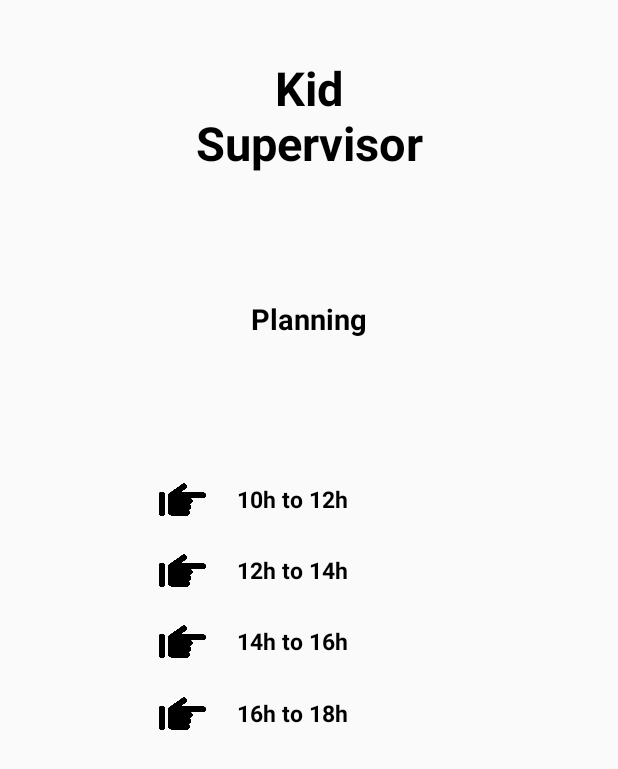
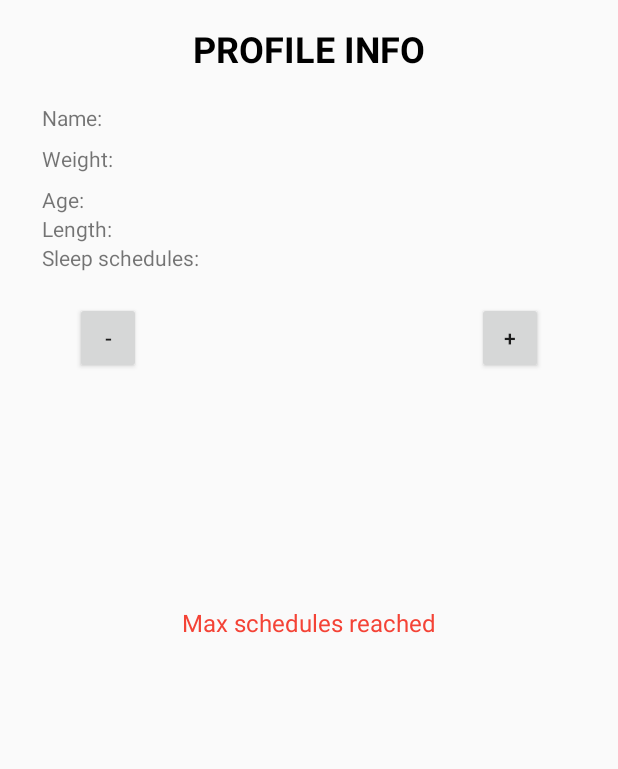
Before and after one commit to ahmedely/Android-App, an Android app: the layout fragment_home.xml on its own in the app's theme, with its tools: preview values and no code run, on a phone screen of 412 x 824 dp. Shown: the top 769 px of the screen. Run offline under Robolectric (Android 15) with nearby library versions, the phone set to English and light mode, and no system bars.

Commit message:
Update fragment_home.xml

```diff
--- a/KidSupervisorapp/app/src/main/res/layout/fragment_home.xml
+++ b/KidSupervisorapp/app/src/main/res/layout/fragment_home.xml
@@ -1,160 +1,149 @@
 <?xml version="1.0" encoding="utf-8"?>
 <androidx.constraintlayout.widget.ConstraintLayout xmlns:android="http://schemas.android.com/apk/res/android"
+    xmlns:app="http://schemas.android.com/apk/res-auto"
     xmlns:tools="http://schemas.android.com/tools"
     android:layout_width="match_parent"
     android:layout_height="match_parent"
-    xmlns:app="http://schemas.android.com/apk/res-auto"
-    tools:context=".HomeFragment">
+    tools:context=".HomeFragment"
+    tools:layout_editor_absoluteX="3dp"
+    tools:layout_editor_absoluteY="-66dp">
+
+
     <TextView
+        android:id="@+id/pageName"
         android:layout_width="wrap_content"
         android:layout_height="wrap_content"
+        android:layout_marginTop="16dp"
         android:gravity="center"
-        android:text="Kid\nSupervisor"
+        android:text="PROFILE INFO"
         android:textColor="@color/black"
-        android:textSize="@dimen/_24sdp"
+        android:textSize="24sp"
         android:textStyle="bold"
-        app:layout_constraintBottom_toBottomOf="parent"
         app:layout_constraintEnd_toEndOf="parent"
         app:layout_constraintStart_toStartOf="parent"
-        app:layout_constraintTop_toTopOf="parent"
-        app:layout_constraintVertical_bias="0.05" />
+        app:layout_constraintTop_toTopOf="parent" />
 
     <TextView
-        android:id="@+id/textView"
+        android:id="@+id/weightText"
         android:layout_width="wrap_content"
         android:layout_height="wrap_content"
-        android:gravity="center"
-        android:text="Planning"
-        android:textColor="@color/black"
-        android:textSize="@dimen/_15sdp"
-        android:textStyle="bold"
-        app:layout_constraintBottom_toBottomOf="parent"
-        app:layout_constraintEnd_toEndOf="parent"
+        android:layout_marginTop="8dp"
+        android:text="Weight:"
+        app:layout_constraintStart_toStartOf="@+id/nameText"
+        app:layout_constraintTop_toBottomOf="@+id/nameText" />
+
+    <TextView
+        android:id="@+id/nameText"
+        android:layout_width="wrap_content"
+        android:layout_height="wrap_content"
+        android:layout_marginStart="28dp"
+        android:layout_marginTop="20dp"
+        android:text="Name:"
         app:layout_constraintStart_toStartOf="parent"
-        app:layout_constraintTop_toTopOf="parent"
-        app:layout_constraintVertical_bias="0.25" />
+        app:layout_constraintTop_toBottomOf="@+id/pageName" />
+
+    <TextView
+        android:id="@+id/ageText"
+        android:layout_width="wrap_content"
+        android:layout_height="wrap_content"
+        android:layout_marginTop="8dp"
+        android:text="Age:"
+        app:layout_constraintStart_toStartOf="@+id/nameText"
+        app:layout_constraintTop_toBottomOf="@+id/weightText" />
+
+    <TextView
+        android:id="@+id/lengthText"
+        android:layout_width="wrap_content"
+        android:layout_height="wrap_content"
+        android:text="Length:"
+        app:layout_constraintStart_toStartOf="@+id/ageText"
+        app:layout_constraintTop_toBottomOf="@+id/ageText" />
 
 
-    <LinearLayout
+    <TextView
+        android:id="@+id/scheduleText"
         android:layout_width="wrap_content"
         android:layout_height="wrap_content"
-        android:orientation="horizontal"
-        app:layout_constraintHorizontal_bias="0.4"
-        app:layout_constraintBottom_toBottomOf="parent"
-        app:layout_constraintEnd_toEndOf="parent"
-        app:layout_constraintStart_toStartOf="parent"
-        app:layout_constraintTop_toTopOf="parent"
-        app:layout_constraintVertical_bias="0.4">
+        android:text="Sleep schedules:"
+        app:layout_constraintStart_toStartOf="@+id/lengthText"
+        app:layout_constraintTop_toBottomOf="@+id/lengthText" />
 
-        <ImageView
-            android:layout_width="@dimen/_24sdp"
-            android:layout_height="@dimen/_24sdp"
-            android:layout_gravity="center_vertical"
-            android:src="@drawable/pointing" />
-
-
-        <TextView
-            android:layout_width="wrap_content"
-            android:layout_height="wrap_content"
-            android:maxLines="1"
-            android:text="10h to 12h"
-            android:layout_gravity="center_vertical"
-            android:paddingHorizontal="@dimen/_16sdp"
-            android:singleLine="true"
-            android:textColor="@color/black"
-            android:textSize="@dimen/_12sdp"
-            android:textStyle="bold" />
-    </LinearLayout>
-    <LinearLayout
+    <TextView
+        android:id="@+id/schd5"
         android:layout_width="wrap_content"
         android:layout_height="wrap_content"
-        android:orientation="horizontal"
-        app:layout_constraintHorizontal_bias="0.4"
-        app:layout_constraintBottom_toBottomOf="parent"
-        app:layout_constraintEnd_toEndOf="parent"
-        app:layout_constraintStart_toStartOf="parent"
-        app:layout_constraintTop_toTopOf="parent"
-        app:layout_constraintVertical_bias="0.46">
+        android:layout_marginTop="10dp"
+        android:textSize="20dp"
+        app:layout_constraintStart_toStartOf="@+id/schd4"
+        app:layout_constraintTop_toBottomOf="@+id/schd4" />
 
-        <ImageView
-            android:layout_width="@dimen/_24sdp"
-            android:layout_height="@dimen/_24sdp"
-            android:layout_gravity="center_vertical"
-            android:src="@drawable/pointing" />
-
-
-        <TextView
-            android:layout_width="wrap_content"
-            android:layout_height="wrap_content"
-            android:maxLines="1"
-            android:text="12h to 14h"
-            android:layout_gravity="center_vertical"
-            android:paddingHorizontal="@dimen/_16sdp"
-            android:singleLine="true"
-            android:textColor="@color/black"
-            android:textSize="@dimen/_12sdp"
-            android:textStyle="bold" />
-    </LinearLayout>
-    <LinearLayout
+    <TextView
+        android:id="@+id/errorTxt"
         android:layout_width="wrap_content"
         android:layout_height="wrap_content"
-        android:orientation="horizontal"
-        app:layout_constraintHorizontal_bias="0.4"
-        app:layout_constraintBottom_toBottomOf="parent"
-        app:layout_constraintEnd_toEndOf="parent"
-        app:layout_constraintStart_toStartOf="parent"
-        app:layout_constraintTop_toTopOf="parent"
-        app:layout_constraintVertical_bias="0.52">
+        android:layout_marginTop="16dp"
+        android:text="Max schedules reached"
+        android:textColor="#F44336"
+        android:textSize="16dp"
+        app:layout_constraintEnd_toEndOf="@+id/schd5"
+        app:layout_constraintHorizontal_bias="0.454"
+        app:layout_constraintStart_toStartOf="@+id/schd5"
+        app:layout_constraintTop_toBottomOf="@+id/schd5" />
 
-        <ImageView
-            android:layout_width="@dimen/_24sdp"
-            android:layout_height="@dimen/_24sdp"
-            android:layout_gravity="center_vertical"
-            android:src="@drawable/pointing" />
-
-
-        <TextView
-            android:layout_width="wrap_content"
-            android:layout_height="wrap_content"
-            android:maxLines="1"
-            android:text="14h to 16h"
-            android:layout_gravity="center_vertical"
-            android:paddingHorizontal="@dimen/_16sdp"
-            android:singleLine="true"
-            android:textColor="@color/black"
-            android:textSize="@dimen/_12sdp"
-            android:textStyle="bold" />
-    </LinearLayout>
-    <LinearLayout
+    <TextView
+        android:id="@+id/schd4"
         android:layout_width="wrap_content"
         android:layout_height="wrap_content"
-        android:orientation="horizontal"
-        app:layout_constraintHorizontal_bias="0.4"
-        app:layout_constraintBottom_toBottomOf="parent"
+        android:layout_marginTop="10dp"
+        android:textSize="20dp"
+        app:layout_constraintStart_toStartOf="@+id/schd3"
+        app:layout_constraintTop_toBottomOf="@+id/schd3" />
+
+    <TextView
+        android:id="@+id/schd3"
+        android:layout_width="wrap_content"
+        android:layout_height="wrap_content"
+        android:layout_marginTop="10dp"
+        android:textSize="20dp"
+        app:layout_constraintStart_toStartOf="@+id/schd2"
+        app:layout_constraintTop_toBottomOf="@+id/schd2" />
+
+    <TextView
+        android:id="@+id/schd2"
+        android:layout_width="wrap_content"
+        android:layout_height="wrap_content"
+        android:layout_marginTop="10dp"
+        android:textSize="20dp"
+        app:layout_constraintStart_toStartOf="@+id/schd1"
+        app:layout_constraintTop_toBottomOf="@+id/schd1" />
+
+    <TextView
+        android:id="@+id/schd1"
+        android:layout_width="wrap_content"
+        android:layout_height="wrap_content"
+        android:layout_marginTop="10dp"
+        android:textSize="20dp"
+        app:layout_constraintEnd_toStartOf="@+id/addSchedule"
+        app:layout_constraintStart_toEndOf="@+id/removeSchedule"
+        app:layout_constraintTop_toTopOf="@+id/removeSchedule" />
+
+    <Button
+        android:id="@+id/removeSchedule"
+        android:layout_width="44dp"
+        android:layout_height="wrap_content"
+        android:layout_marginStart="50dp"
+        android:layout_marginTop="20dp"
+        android:text="-"
+        app:layout_constraintStart_toStartOf="parent"
+        app:layout_constraintTop_toBottomOf="@+id/scheduleText" />
+
+    <Button
+        android:id="@+id/addSchedule"
+        android:layout_width="44dp"
+        android:layout_height="wrap_content"
+        android:layout_marginEnd="50dp"
+        android:text="+"
         app:layout_constraintEnd_toEndOf="parent"
-        app:layout_constraintStart_toStartOf="parent"
-        app:layout_constraintTop_toTopOf="parent"
-        app:layout_constraintVertical_bias="0.58">
-
-        <ImageView
-            android:layout_width="@dimen/_24sdp"
-            android:layout_height="@dimen/_24sdp"
-            android:layout_gravity="center_vertical"
-            android:src="@drawable/pointing" />
-
-
-        <TextView
-            android:layout_width="wrap_content"
-            android:layout_height="wrap_content"
-            android:maxLines="1"
-            android:text="16h to 18h"
-            android:layout_gravity="center_vertical"
-            android:paddingHorizontal="@dimen/_16sdp"
-            android:singleLine="true"
-            android:textColor="@color/black"
-            android:textSize="@dimen/_12sdp"
-            android:textStyle="bold" />
-    </LinearLayout>
-
+        app:layout_constraintTop_toTopOf="@+id/removeSchedule" />
 
 </androidx.constraintlayout.widget.ConstraintLayout>
```
